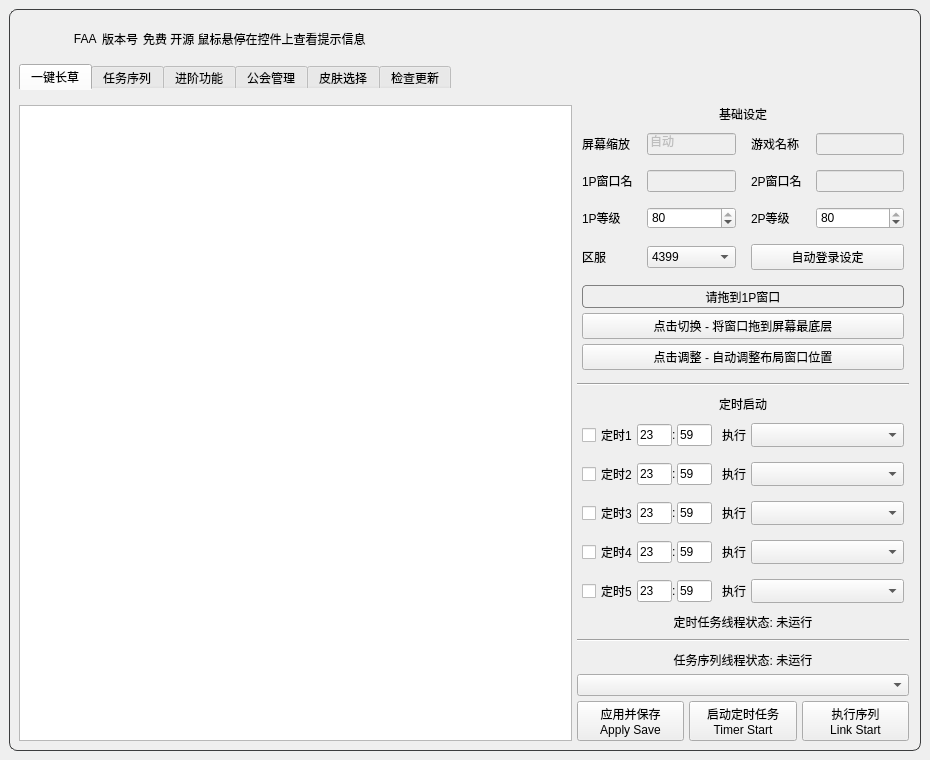
This is resource/ui/FAA_3.0.ui in StareAbyss/FoodsVsMiceAutoAssistant as Qt 5 draws it before an edit. The edited form follows.
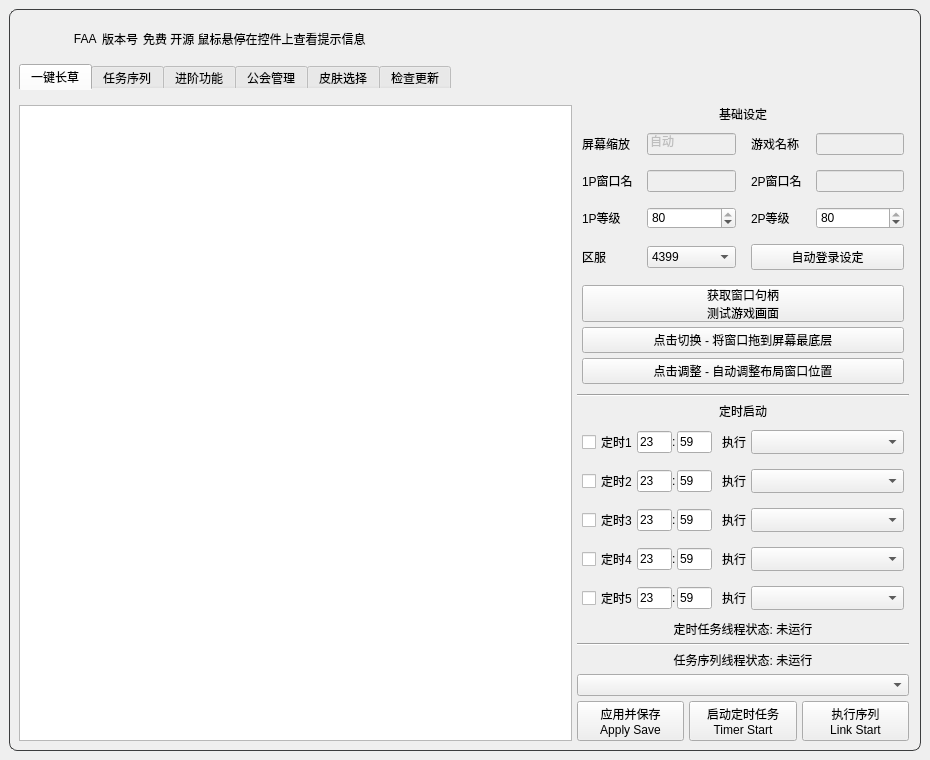
This is the edited form. Icons and pictures are not drawn. Custom widgets are drawn as their Qt base class.

Commit message: feat(窗口工具): 用内置窗口句柄工具替换旧拖拽入口

Patch:
```diff
--- a/resource/ui/FAA_3.0.ui
+++ b/resource/ui/FAA_3.0.ui
@@ -1152,39 +1152,16 @@
                   <number>5</number>
                  </property>
                  <item>
-                  <widget class="DragLabel" name="Label_drag">
+                  <widget class="QPushButton" name="WindowHandleToolButton">
                    <property name="sizePolicy">
-                    <sizepolicy hsizetype="Preferred" vsizetype="Preferred">
+                    <sizepolicy hsizetype="Expanding" vsizetype="Expanding">
                      <horstretch>0</horstretch>
                      <verstretch>0</verstretch>
                     </sizepolicy>
                    </property>
-                   <property name="minimumSize">
-                    <size>
-                     <width>0</width>
-                     <height>23</height>
-                    </size>
-                   </property>
-                   <property name="cursor">
-                    <cursorShape>CrossCursor</cursorShape>
-                   </property>
-                   <property name="layoutDirection">
-                    <enum>Qt::LeftToRight</enum>
-                   </property>
-                   <property name="autoFillBackground">
-                    <bool>false</bool>
-                   </property>
-                   <property name="styleSheet">
-                    <string notr="true">QLabel {
-	border: 1px solid grey;/* 灰色边框，宽度为2像素 */
-	border-radius: 4px;/* 边框圆角半径为5像素 */
-}</string>
-                   </property>
                    <property name="text">
-                    <string>请拖到1P窗口</string>
-                   </property>
-                   <property name="alignment">
-                    <set>Qt::AlignCenter</set>
+                    <string>获取窗口句柄
+测试游戏画面</string>
                    </property>
                   </widget>
                  </item>
@@ -7494,13 +7471,6 @@
    </property>
   </action>
  </widget>
- <customwidgets>
-  <customwidget>
-   <class>DragLabel</class>
-   <extends>QLabel</extends>
-   <header>resource.ui.draglabel</header>
-  </customwidget>
- </customwidgets>
  <resources/>
  <connections>
   <connection>
```
The commit also changes 4 other files.
